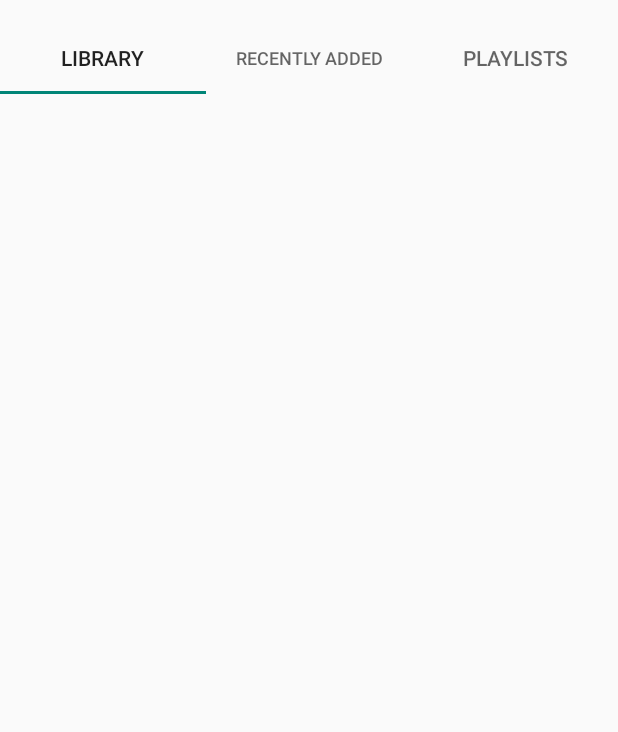
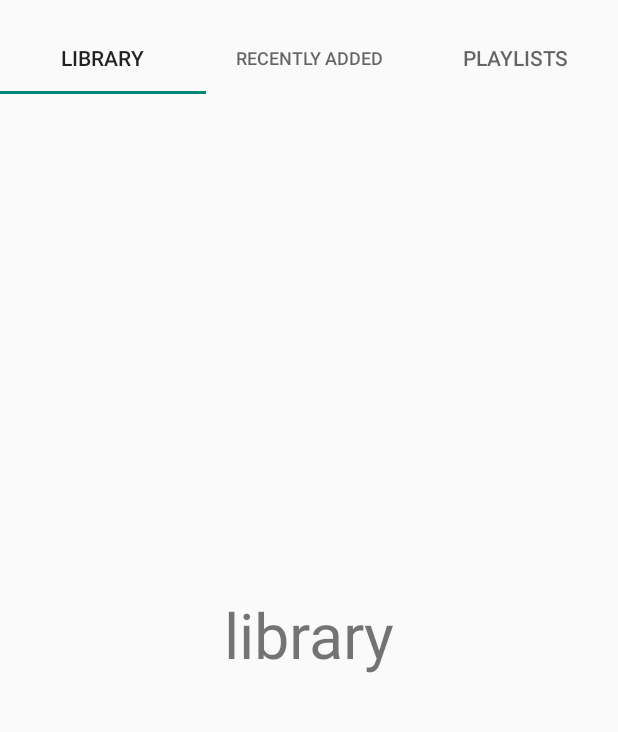
Before and after one commit to MahboubehSeyedpour/Kook-Player, an Android app: the screen it shows after launch (MainActivity), on a phone screen of 412 x 824 dp, the part 62-794 px from its top. Run offline under Robolectric (Android 15) with nearby library versions, the phone set to English and light mode, and no system bars.

Commit message:
add ViewPager and connect it to TabLayout

```diff
--- /dev/null
+++ b/app/src/main/java/com/example/cassette/adapter/HomePageAdapter.kt
@@ -0,0 +1,34 @@
+package com.example.cassette.adapter
+
+import android.content.Context
+import android.view.LayoutInflater
+import android.view.View
+import android.view.ViewGroup
+import android.widget.TextView
+import androidx.recyclerview.widget.RecyclerView
+import androidx.viewpager.widget.ViewPager
+import com.example.cassette.R
+import kotlinx.android.synthetic.main.page_tablayout.view.*
+
+class HomePageAdapter(val texts: List<String>) :
+    RecyclerView.Adapter<HomePageAdapter.ViewPagerViewHolder>() {
+
+    inner class ViewPagerViewHolder(itemView: View) : RecyclerView.ViewHolder(itemView) {
+
+    }
+
+    override fun onCreateViewHolder(parent: ViewGroup, viewType: Int): ViewPagerViewHolder {
+        val view =
+            LayoutInflater.from(parent.context).inflate(R.layout.page_tablayout, parent, false)
+        return ViewPagerViewHolder(view)
+    }
+
+    override fun getItemCount(): Int {
+        return texts.size
+    }
+
+    override fun onBindViewHolder(holder: ViewPagerViewHolder, position: Int) {
+        holder.itemView.text.setText(texts[position])
+    }
+
+}
--- a/app/src/main/java/com/example/cassette/views/MainActivity.kt
+++ b/app/src/main/java/com/example/cassette/views/MainActivity.kt
@@ -1,12 +1,16 @@
-package com.example.cassette.views
+ package com.example.cassette.views
 
 import android.os.Bundle
 import android.view.View
 import androidx.appcompat.app.AppCompatActivity
 import androidx.appcompat.widget.Toolbar
 import com.example.cassette.R
+import com.example.cassette.adapter.HomePageAdapter
+import com.google.android.material.tabs.TabLayoutMediator
+import kotlinx.android.synthetic.main.activity_main.*
+import kotlinx.android.synthetic.main.component_tab.*
 
-class MainActivity : AppCompatActivity() {
+ class MainActivity : AppCompatActivity() {
     override fun onCreate(savedInstanceState: Bundle?) {
         super.onCreate(savedInstanceState)
         setContentView(R.layout.activity_main)
@@ -18,5 +22,20 @@ class MainActivity : AppCompatActivity() {
 
 //        TODO( "implement hideStatusBar() function");
 
+
+        val tabs = listOf(
+            "library",
+            "recently added",
+            "playlists"
+        )
+
+        val adapter = HomePageAdapter(tabs)
+        fragment_container.adapter = adapter
+
+        TabLayoutMediator(homePageTabLayout, fragment_container)
+        {
+            tab, position -> tab.text = tabs[position]
+        }.attach()
+
     }
 }
--- a/app/src/main/res/layout/activity_main.xml
+++ b/app/src/main/res/layout/activity_main.xml
@@ -5,11 +5,17 @@
     android:layout_width="match_parent"
     android:layout_height="match_parent"
     android:fitsSystemWindows="true"
-    tools:context=".views.MainActivity"
-    android:orientation="vertical">
+    android:orientation="vertical"
+    tools:context=".views.MainActivity">
 
     <include layout="@layout/component_toolbar" />
 
     <include layout="@layout/component_tab" />
 
+    <androidx.viewpager2.widget.ViewPager2
+        android:id="@+id/fragment_container"
+        android:layout_width="match_parent"
+        android:layout_height="match_parent"
+        app:layout_behavior="@string/appbar_scrolling_view_behavior" />
+
 </LinearLayout>
--- a/app/src/main/res/layout/component_tab.xml
+++ b/app/src/main/res/layout/component_tab.xml
@@ -1,6 +1,7 @@
 <?xml version="1.0" encoding="utf-8"?>
 
 <com.google.android.material.tabs.TabLayout xmlns:android="http://schemas.android.com/apk/res/android"
+    android:id="@+id/homePageTabLayout"
     android:layout_width="match_parent"
     android:layout_height="wrap_content">
 
--- /dev/null
+++ b/app/src/main/res/layout/page_tablayout.xml
@@ -0,0 +1,19 @@
+<?xml version="1.0" encoding="utf-8"?>
+<androidx.constraintlayout.widget.ConstraintLayout
+    xmlns:android="http://schemas.android.com/apk/res/android"
+    xmlns:app="http://schemas.android.com/apk/res-auto"
+    android:layout_width="match_parent"
+    android:layout_height="match_parent">
+
+    <TextView
+        android:id="@+id/text"
+        android:layout_width="wrap_content"
+        android:layout_height="wrap_content"
+        app:layout_constraintBottom_toBottomOf="parent"
+        app:layout_constraintEnd_toEndOf="parent"
+        app:layout_constraintStart_toStartOf="parent"
+        app:layout_constraintTop_toTopOf="parent"
+        android:text="hello"
+        android:textSize="42dp"/>
+
+</androidx.constraintlayout.widget.ConstraintLayout>
```
